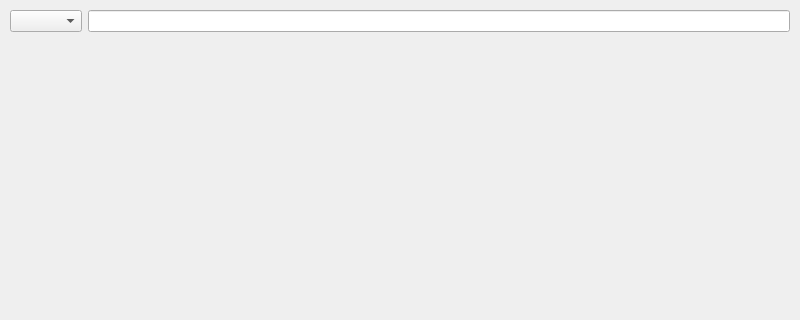
Blaadick/BlaadPapers, file src/gui/MainWindow.ui: the form before one commit; both pictures show x 0 to 800 and y 0 to 320 of the 800 by 600 pixel window.
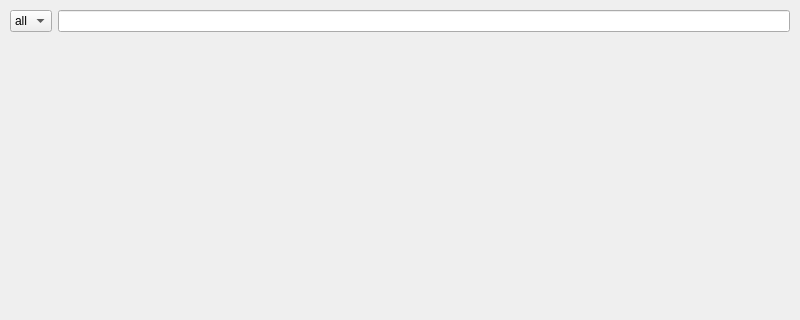
The form after the commit.

```diff
--- a/src/gui/MainWindow.ui
+++ b/src/gui/MainWindow.ui
@@ -14,7 +14,10 @@
    <string>MainWindow</string>
   </property>
   <widget class="QWidget" name="centralwidget">
-   <layout class="QVBoxLayout" name="verticalLayout">
+   <layout class="QVBoxLayout" name="centralWidgetLayout">
+    <property name="spacing">
+     <number>0</number>
+    </property>
     <property name="leftMargin">
      <number>10</number>
     </property>
@@ -27,7 +30,7 @@
     <property name="bottomMargin">
      <number>10</number>
     </property>
-    <item alignment="Qt::AlignmentFlag::AlignTop">
+    <item>
      <widget class="QWidget" name="topBar" native="true">
       <layout class="QHBoxLayout" name="horizontalLayout">
        <property name="leftMargin">
@@ -40,11 +43,17 @@
         <number>0</number>
        </property>
        <property name="bottomMargin">
-        <number>0</number>
+        <number>10</number>
        </property>
        <item>
-        <widget class="QComboBox" name="comboBox"/>
-       </item>
+        <widget class="QComboBox" name="monitorCombo">
+         <item>
+          <property name="text">
+           <string>all</string>
+          </property>
+         </item>
+        </widget>
+       </item>
        <item>
         <widget class="QLineEdit" name="lineEdit"/>
        </item>
```
Left out of the diff: 35 changed lines with no effect on the pictures. Lines whose indentation alone changed are shown as unchanged.
